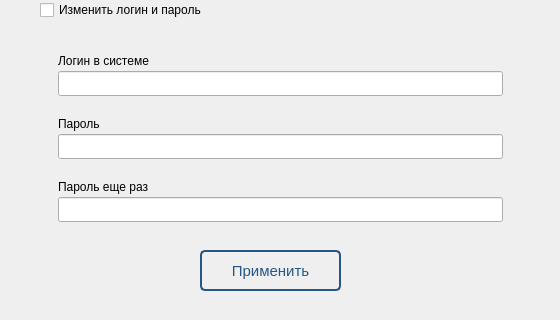
This is UI/editEmployeeWin.ui in Vittallya/MlApp as Qt 5 draws it before an edit; both pictures show x 0 to 560 and y 410 to 730 of the 560 by 730 pixel window. The edited form follows.
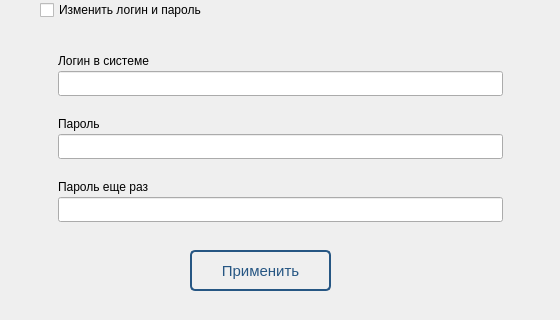
This is the edited form.

```diff
--- a/UI/editEmployeeWin.ui
+++ b/UI/editEmployeeWin.ui
@@ -31,7 +31,7 @@
   <widget class="QPushButton" name="pushButton">
    <property name="geometry">
     <rect>
-     <x>200</x>
+     <x>190</x>
      <y>660</y>
      <width>141</width>
      <height>41</height>
@@ -50,6 +50,12 @@
 background-color: rgb(38, 86, 131);
 color: white;
 }
+QPushButton:disabled{
+	border: 1px solid rgb(109, 109, 109);
+	background-color: transparent;
+	color: rgb(109, 109, 109);
+}
+
 </string>
    </property>
    <property name="text">
```
Left out of the diff: 3 changed lines with no effect on the pictures.
